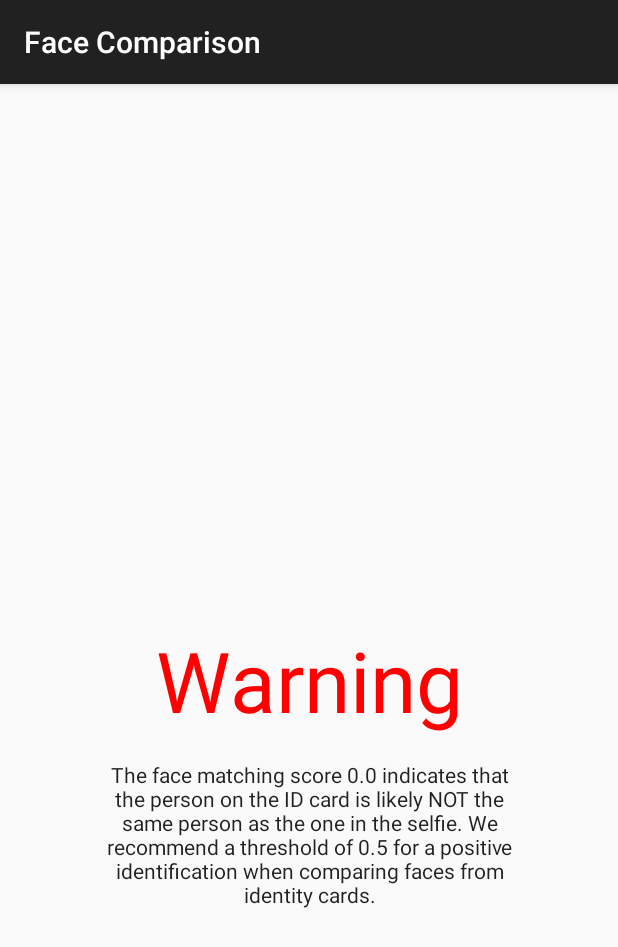
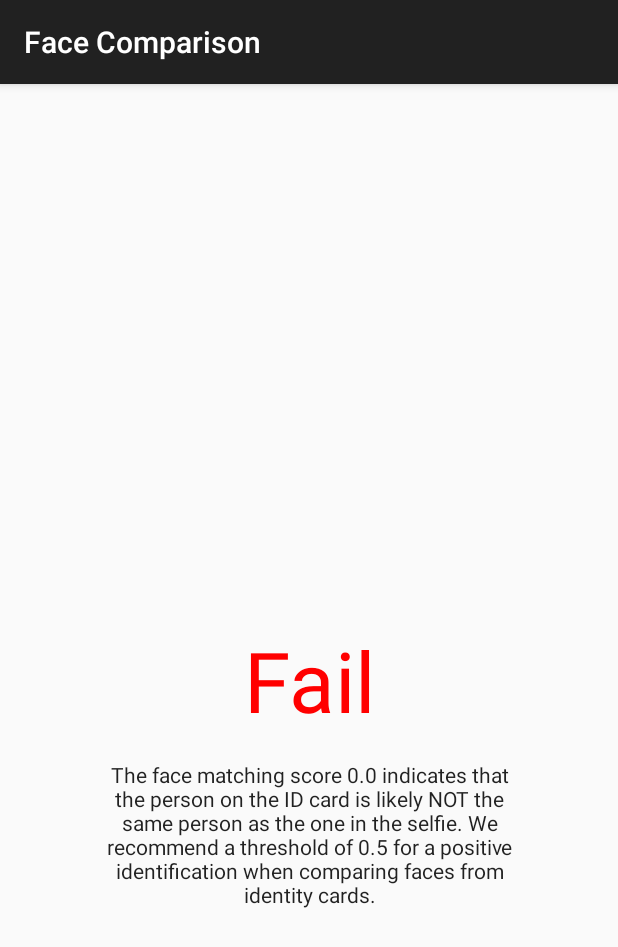
Before and after one commit to AppliedRecognition/Passport-Reader-Android, an Android app: the FaceComparisonActivity screen opened directly, with no data from a screen before it, on a phone screen of 412 x 824 dp. Shown: the top 947 px of the screen. Run offline under Robolectric (Android 15) with nearby library versions, the phone set to English and light mode, and no system bars; libraries missing offline, so code that uses them is left out: org.apache.commons.

Commit message:
Switched to pass/warning/fail message

```diff
--- a/mrtdreader/build.gradle.kts
+++ b/mrtdreader/build.gradle.kts
@@ -35,6 +35,7 @@ android {
 
     lint {
         abortOnError = false
+        disable += "NullSafeMutableLiveData"
     }
 
     compileOptions {
--- a/testapp/build.gradle.kts
+++ b/testapp/build.gradle.kts
@@ -25,6 +25,11 @@ android {
                 abiFilters += setOf("armeabi-v7a", "arm64-v8a")
             }
         }
+    }
+
+    lint {
+        abortOnError = false
+        disable += "NullSafeMutableLiveData"
     }
 
     buildFeatures {
--- a/testapp/src/main/java/com/appliedrec/mrtd_reader_app/FaceComparisonActivity.kt
+++ b/testapp/src/main/java/com/appliedrec/mrtd_reader_app/FaceComparisonActivity.kt
@@ -10,7 +10,13 @@ import org.apache.commons.math3.distribution.NormalDistribution
 
 class FaceComparisonActivity : AppCompatActivity() {
 
-    var threshold = 0.5f
+    companion object {
+        const val EXTRA_SCORE = "score"
+        const val EXTRA_IMAGE1 = "image1"
+        const val EXTRA_IMAGE2 = "image2"
+        const val PASS_THRESHOLD = 0.5f;
+        const val WARNING_THRESHOLD = 0.4f;
+    }
 
     override fun onCreate(savedInstanceState: Bundle?) {
         super.onCreate(savedInstanceState)
@@ -19,16 +25,18 @@ class FaceComparisonActivity : AppCompatActivity() {
         )
         setContentView(viewBinding.root)
         val score = intent.getFloatExtra(EXTRA_SCORE, 0f)
-        if (score >= threshold) {
-            val probability = NormalDistribution().cumulativeProbability(score.toDouble()) * 100
-            viewBinding.contextLabel.text =
-                getString(R.string.pass_details, score, probability, threshold)
+        if (score >= PASS_THRESHOLD) {
+            viewBinding.contextLabel.text = getString(R.string.pass_details, score, PASS_THRESHOLD)
             viewBinding.resultStatusTextView.setText(R.string.pass)
             val green = Color.rgb(54, 175, 0)
             viewBinding.resultStatusTextView.setTextColor(green)
+        } else if (score >= WARNING_THRESHOLD) {
+            viewBinding.contextLabel.text = getString(R.string.warning_details, score, PASS_THRESHOLD)
+            viewBinding.resultStatusTextView.setText(R.string.warning)
+            viewBinding.resultStatusTextView.setTextColor(Color.rgb(244, 191, 79))
         } else {
-            viewBinding.contextLabel.text = getString(R.string.warning_details, score, threshold)
-            viewBinding.resultStatusTextView.setText(R.string.warning)
+            viewBinding.contextLabel.text = getString(R.string.fail_details, score, PASS_THRESHOLD)
+            viewBinding.resultStatusTextView.setText(R.string.fail)
             viewBinding.resultStatusTextView.setTextColor(Color.RED)
         }
         val imageViews = arrayOf(
@@ -49,10 +57,4 @@ class FaceComparisonActivity : AppCompatActivity() {
             }
         }
     }
-
-    companion object {
-        const val EXTRA_SCORE = "score"
-        const val EXTRA_IMAGE1 = "image1"
-        const val EXTRA_IMAGE2 = "image2"
-    }
 }
--- a/testapp/src/main/res/values/strings.xml
+++ b/testapp/src/main/res/values/strings.xml
@@ -16,10 +16,12 @@
     <string name="capture">Capture</string>
     <string name="compare_to_live_selfie">Compare to live selfie</string>
     <string name="details">Details</string>
-    <string name="pass_details">The face matching score <xliff:g example="4.0" id="score">%1$.01f</xliff:g> indicates a likelihood of <xliff:g example="99.05" id="probability">%2$.02f</xliff:g>%% that the person on the ID card is the same person as the one in the selfie. We recommend a threshold of <xliff:g example="3.0" id="threshold">%3$.01f</xliff:g> for a positive identification when comparing faces from identity cards.</string>
-    <string name="warning_details">The face matching score <xliff:g example="4.0" id="score">%1$.01f</xliff:g> indicates that the person on the ID card is likely NOT the same person as the one in the selfie. We recommend a threshold of <xliff:g example="3.0" id="threshold">%2$.01f</xliff:g> for a positive identification when comparing faces from identity cards.</string>
+    <string name="pass_details">The face matching score <xliff:g example="0.6" id="score">%1$.01f</xliff:g> indicates that the person on the ID card is the same person as the one in the selfie. We recommend a threshold of <xliff:g example="0.5" id="threshold">%3$.01f</xliff:g> for a positive identification when comparing faces from identity cards.</string>
+    <string name="warning_details">The face matching score <xliff:g example="0.45" id="score">%1$.01f</xliff:g> indicates that the person on the ID card may not be the same person as the one in the selfie. We recommend a threshold of <xliff:g example="0.5" id="threshold">%2$.01f</xliff:g> for a positive identification when comparing faces from identity cards.</string>
+    <string name="fail_details">The face matching score <xliff:g example="0.1" id="score">%1$.01f</xliff:g> indicates that the person on the ID card is likely NOT the same person as the one in the selfie. We recommend a threshold of <xliff:g example="0.5" id="threshold">%2$.01f</xliff:g> for a positive identification when comparing faces from identity cards.</string>
     <string name="pass">Pass</string>
     <string name="warning">Warning</string>
+    <string name="fail">Fail</string>
     <string name="nfc_passport_capture">NFC Passport Capture</string>
     <string name="captured_document">Captured Document</string>
     <string name="document_details">Document Details</string>
```
